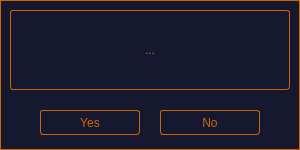
v-str/ATM-North-Star, file lib_gui/initial_screen/exit_widget.ui: the form before one commit.
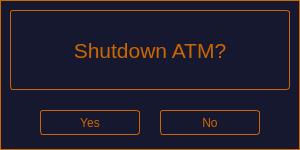
The form after the commit.

Commit message: Add first sample of exit process

```diff
--- a/lib_gui/initial_screen/exit_widget.ui
+++ b/lib_gui/initial_screen/exit_widget.ui
@@ -82,6 +82,11 @@
      <height>80</height>
     </rect>
    </property>
+   <property name="font">
+    <font>
+     <pointsize>16</pointsize>
+    </font>
+   </property>
    <property name="styleSheet">
     <string notr="true">QLabel {
 background: rgb(21, 24, 46);
@@ -93,7 +98,7 @@
 </string>
    </property>
    <property name="text">
-    <string>...</string>
+    <string>Shutdown ATM?</string>
    </property>
    <property name="alignment">
     <set>Qt::AlignCenter</set>
```
The commit also changes 8 other files.
